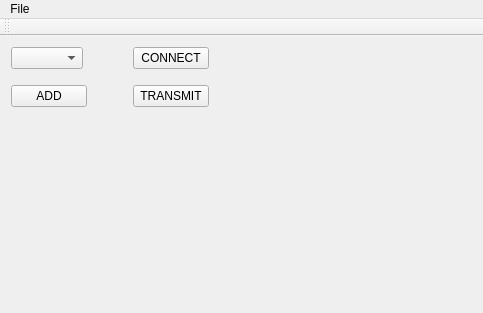
The window that src/window_munk_power_supply/main_window.ui (dmherrington/ECM-Control-System) describes before a commit, drawn with Qt 5.
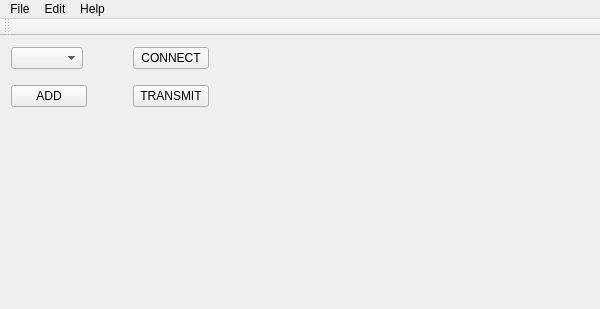
The same window after the commit. Custom widgets are drawn as their Qt base class.

Commit message: Help With Legend Support

What changed in the file:
```diff
--- a/src/window_munk_power_supply/main_window.ui
+++ b/src/window_munk_power_supply/main_window.ui
@@ -6,8 +6,8 @@
    <rect>
     <x>0</x>
     <y>0</y>
-    <width>483</width>
-    <height>313</height>
+    <width>600</width>
+    <height>309</height>
    </rect>
   </property>
   <property name="sizePolicy">
@@ -18,7 +18,7 @@
   </property>
   <property name="minimumSize">
    <size>
-    <width>300</width>
+    <width>600</width>
     <height>0</height>
    </size>
   </property>
@@ -294,7 +294,7 @@
     <rect>
      <x>0</x>
      <y>0</y>
-     <width>483</width>
+     <width>600</width>
      <height>21</height>
     </rect>
    </property>
@@ -309,7 +309,20 @@
     <addaction name="separator"/>
     <addaction name="actionExit"/>
    </widget>
+   <widget class="QMenu" name="menuEdit">
+    <property name="title">
+     <string>Edit</string>
+    </property>
+    <addaction name="actionGraph_Legend"/>
+   </widget>
+   <widget class="QMenu" name="menuHelp">
+    <property name="title">
+     <string>Help</string>
+    </property>
+   </widget>
    <addaction name="menuFile"/>
+   <addaction name="menuEdit"/>
+   <addaction name="menuHelp"/>
   </widget>
   <action name="actionOpen">
    <property name="text">
```
Left out of the diff: 5 changed lines with no effect on the pictures. The commit also changes 6 other files.
